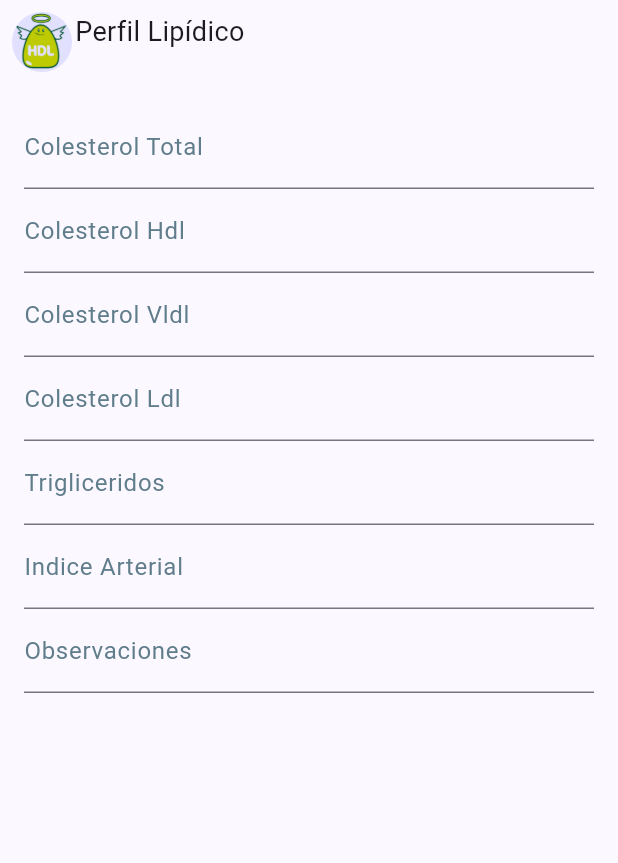
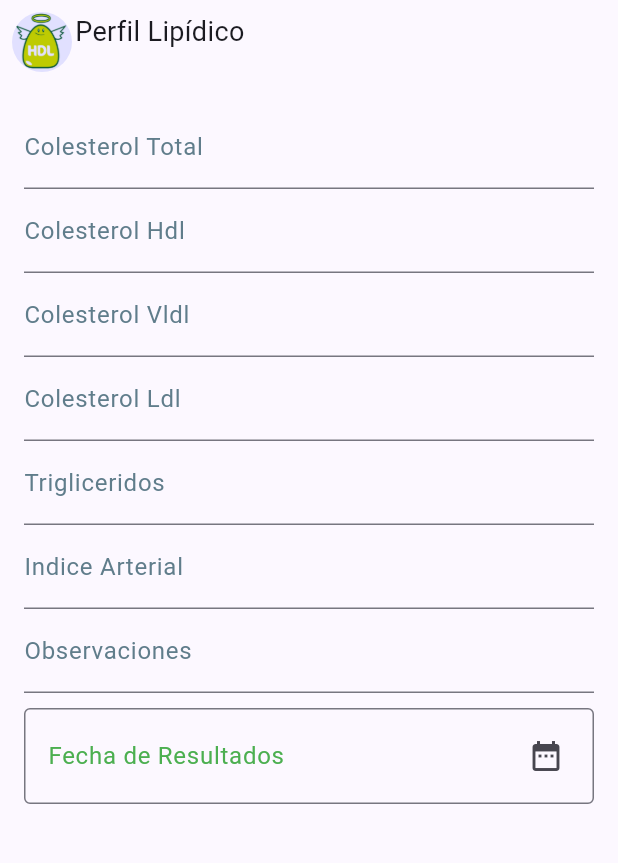
Before and after one commit to ceslep/mycar, a Flutter app: the ViewPerfilLipidico screen opened directly with empty values, on a phone screen of 412 x 824 dp, the part 84-947 px from its top. Run offline on Flutter 3.47's test engine with Material 3 defaults, Android fonts, the phone set to English and light mode, and no system bars; our stand-ins replace dropdown_textfield, fluttertoast, image_picker, material_design_icons_flutter, modal_bottom_sheet, webview_flutter_platform_interface; missing offline and left inert: desktop_window; network calls fail.

Commit message:
arreglosfechasResultados

```diff
--- a/lib/models/coprologico.dart
+++ b/lib/models/coprologico.dart
@@ -50,6 +50,7 @@
   String? observaciones;
   String? bacteriologo;
   String? fechahora;
+  String? fechaResultados;
 
   Coprologico({
     this.id,
@@ -92,6 +93,7 @@
     this.observaciones,
     this.bacteriologo,
     this.fechahora,
+    this.fechaResultados,
   });
 
   factory Coprologico.fromJson(Map<String, dynamic> json) => Coprologico(
@@ -143,6 +145,7 @@
         observaciones: json["observaciones"].toString(),
         bacteriologo: json["bacteriologo"].toString(),
         fechahora: json["fechahora"].toString(),
+        fechaResultados: json["fechaResultados"].toString(),
       );
 
   Map<String, dynamic> toJson() => {
@@ -186,5 +189,6 @@
         "observaciones": observaciones,
         "bacteriologo": bacteriologo,
         "fechahora": fechahora,
+        "fechaResultados": fechaResultados
       };
 }
--- a/lib/models/examen_tipo2_model.dart
+++ b/lib/models/examen_tipo2_model.dart
@@ -27,6 +27,7 @@
   String? nombreExamen;
   String? constant;
   String? unidades;
+  String? fechaResultados;
 
   ExamenTipo2({
     this.ind,
@@ -46,6 +47,7 @@
     this.nombreExamen,
     this.constant,
     this.unidades,
+    this.fechaResultados,
   });
 
   factory ExamenTipo2.fromJson(Map<String?, dynamic> json) => ExamenTipo2(
@@ -66,7 +68,7 @@
       nombreExamen: json["nombreExamen"].toString(),
       constant: json["constant"].toString(),
       unidades: json["unidades"].toString(),
-      );
+      fechaResultados: json["fechaResultados"].toString());
 
   Map<String?, dynamic> toJson() => {
         "ind": ind,
@@ -86,5 +88,6 @@
         "nombreExamen": nombreExamen,
         "constant": constant,
         "unidades": unidades,
+        "fechaResultados": fechaResultados
       };
 }
--- a/lib/models/frotis_vaginal_model.dart
+++ b/lib/models/frotis_vaginal_model.dart
@@ -29,6 +29,7 @@
   String? intracelulares;
   String? extracelulares;
   String? observaciones;
+  String? fechaResultados;
 
   FrotisVaginal({
     this.identificacion,
@@ -50,6 +51,7 @@
     this.intracelulares,
     this.extracelulares,
     this.observaciones,
+    this.fechaResultados,
   });
 
   factory FrotisVaginal.fromJson(Map<String, dynamic> json) => FrotisVaginal(
@@ -72,6 +74,7 @@
         intracelulares: json["intracelulares"].toString(),
         extracelulares: json["extracelulares"].toString(),
         observaciones: json["observaciones"].toString(),
+        fechaResultados: json["fechaResultados"].toString(),
       );
 
   Map<String, dynamic> toJson() => {
@@ -94,5 +97,6 @@
         "intracelulares": intracelulares,
         "extracelulares": extracelulares,
         "observaciones": observaciones,
+        "fechaResultados": fechaResultados
       };
 }
--- a/lib/models/parcial_orina.dart
+++ b/lib/models/parcial_orina.dart
@@ -42,6 +42,7 @@
   String? observaciones;
   String? bacteriologo;
   String? fechahora;
+  String? fechaResultados;
 
   ParcialOrina({
     this.id,
@@ -76,6 +77,7 @@
     this.observaciones,
     this.bacteriologo,
     this.fechahora,
+    this.fechaResultados,
   });
 
   factory ParcialOrina.fromJson(Map<String, dynamic> json) => ParcialOrina(
@@ -111,6 +113,7 @@
         observaciones: json["observaciones"].toString(),
         bacteriologo: json["doctor"].toString(),
         fechahora: json["fechahora"].toString(),
+        fechaResultados: json["fechaResultados"].toString(),
       );
 
   Map<String, dynamic> toJson() => {
@@ -145,6 +148,7 @@
         "cilindros_granulosos": cilindrosGranulosos,
         "observaciones": observaciones,
         "bacteriologo": bacteriologo,
-        "fechahora": fechahora
+        "fechahora": fechahora,
+        "fechaResultados": fechaResultados,
       };
 }
--- a/lib/models/perfil_lipidico_model.dart
+++ b/lib/models/perfil_lipidico_model.dart
@@ -21,9 +21,10 @@
   String? indiceArterial;
   String? bacteriologo;
   String? observaciones;
+  String? fechaResultados;
 
-  PerfilLipidico({
-    this.id,
+  PerfilLipidico(
+      {this.id,
       this.identificacion,
       this.fecha,
       this.colesterolTotal,
@@ -34,7 +35,7 @@
       this.indiceArterial,
       this.bacteriologo,
       this.observaciones,
-  });
+      this.fechaResultados});
 
   factory PerfilLipidico.fromJson(Map<String?, dynamic> json) => PerfilLipidico(
       id: json["id"],
@@ -48,7 +49,7 @@
       indiceArterial: json["indice_arterial"],
       bacteriologo: json["bacteriologo"],
       observaciones: json["observaciones"],
-      );
+      fechaResultados: json["fechaResultados"]);
 
   Map<String?, dynamic> toJson() => {
         "id": id,
@@ -62,5 +63,6 @@
         "indice_arterial": indiceArterial,
         "bacteriologo": bacteriologo,
         "observaciones": observaciones,
+        "fechaResultados": fechaResultados
       };
 }
--- a/lib/pages/home_laboratorio.dart
+++ b/lib/pages/home_laboratorio.dart
@@ -1,3 +1,5 @@
+// ignore_for_file: use_build_context_synchronously
+
 import 'dart:io';
 
 import 'package:flutter/material.dart';
--- a/lib/pages/view_examenes/form_hemograma/form_hemograma.dart
+++ b/lib/pages/view_examenes/form_hemograma/form_hemograma.dart
@@ -49,6 +49,7 @@
   TextEditingController pctController = TextEditingController();
   TextEditingController pLcrController = TextEditingController();
   TextEditingController observacionesController = TextEditingController();
+  TextEditingController fechaResultadosController = TextEditingController();
 
   HRayto getHemograma() {
     return hrayto;
--- a/lib/pages/view_examenes/form_hemograma/hemograma_rayto_new.dart
+++ b/lib/pages/view_examenes/form_hemograma/hemograma_rayto_new.dart
@@ -1,4 +1,4 @@
-// ignore_for_file: avoid_print
+// ignore_for_file: avoid_print, use_build_context_synchronously
 
 import 'package:flutter/material.dart';
 import 'package:fluttertoast/fluttertoast.dart';
--- a/lib/pages/view_examenes/perfilLipidico/perfil_lipidico.dart
+++ b/lib/pages/view_examenes/perfilLipidico/perfil_lipidico.dart
@@ -1,8 +1,11 @@
+// ignore_for_file: use_build_context_synchronously
+
 import 'package:flutter/material.dart';
 import 'package:mycar/api/api_laboratorio.dart';
 import 'package:mycar/models/paciente.dart';
 import 'package:mycar/models/perfil_lipidico_model.dart';
 import 'package:mycar/widgets/appbar/appbare.dart';
+import 'package:mycar/widgets/date_picker.dart';
 import 'package:mycar/widgets/modals/floating_modal.dart';
 import 'package:mycar/widgets/modals/modal_fit.dart';
 
@@ -33,23 +36,26 @@
   late final TextEditingController indiceArterialController;
   late final TextEditingController bacteriologoController;
   late final TextEditingController observacionesController;
+  late final TextEditingController fechaResultadosController;
   @override
   void initState() {
     super.initState();
-    colesterolTotalController =
-        TextEditingController(text: widget.perfilLipidico.colesterolTotal);
+    colesterolTotalController = TextEditingController(
+        text: widget.perfilLipidico.colesterolTotal ?? '');
     colesterolHdlController =
-        TextEditingController(text: widget.perfilLipidico.colesterolHdl);
+        TextEditingController(text: widget.perfilLipidico.colesterolHdl ?? '');
     colesterolVldlController =
-        TextEditingController(text: widget.perfilLipidico.colesterolVldl);
+        TextEditingController(text: widget.perfilLipidico.colesterolVldl ?? '');
     colesterolLdlController =
-        TextEditingController(text: widget.perfilLipidico.colesterolLdl);
+        TextEditingController(text: widget.perfilLipidico.colesterolLdl ?? '');
     trigliceridosController =
-        TextEditingController(text: widget.perfilLipidico.trigliceridos);
+        TextEditingController(text: widget.perfilLipidico.trigliceridos ?? '');
     indiceArterialController =
-        TextEditingController(text: widget.perfilLipidico.indiceArterial);
+        TextEditingController(text: widget.perfilLipidico.indiceArterial ?? '');
     observacionesController =
-        TextEditingController(text: widget.perfilLipidico.observaciones);
+        TextEditingController(text: widget.perfilLipidico.observaciones ?? '');
+    fechaResultadosController = TextEditingController(
+        text: widget.perfilLipidico.fechaResultados ?? widget.fecha);
   }
 
   Widget _buildTextField(String labelText, TextEditingController controller) {
@@ -191,6 +197,8 @@
                   perfilLipidicoS.identificacion =
                       widget.paciente.identificacion;
                   perfilLipidicoS.fecha = widget.fecha;
+                  perfilLipidicoS.fechaResultados =
+                      fechaResultadosController.text;
                 },
                 child: Padding(
                   padding: const EdgeInsets.all(8.0),
@@ -208,6 +216,17 @@
                       _buildTextField(
                           'Indice Arterial', indiceArterialController),
                       _buildTextField('Observaciones', observacionesController),
+                      SizedBox(
+                        height: 10,
+                      ),
+                      SizedBox(
+                        width: 0.95 * MediaQuery.of(context).size.width,
+                        child: buildDatePicker(
+                          context,
+                          fechaResultadosController,
+                          'Fecha de Resultados',
+                        ),
+                      )
                     ],
                   ),
                 ),
```
Also changed, not shown: lib/models/examen_tipo1_model.dart (+6 -4 lines), lib/models/hg_rayto.dart (+7 -3 lines), lib/pages/view_examenes/coprologico/coprologico.dart (+19 -0 lines), lib/pages/view_examenes/examenTipo1/view_examen_tipo1.dart (+28 -4 lines), lib/pages/view_examenes/examenTipo2/view_examen_tipo2.dart (+17 -1 lines), lib/pages/view_examenes/form_hemograma/form_hemograma_new.dart (+20 -0 lines), lib/pages/view_examenes/frotisVaginal/frotis_vaginal.dart (+19 -0 lines), lib/pages/view_examenes/parcialOrina/parcial_orina.dart (+19 -0 lines), lib/pages/view_examenes/porfecha/ver_por_fecha.dart (+7 -6 lines). Lines whose indentation alone changed are shown as unchanged.
